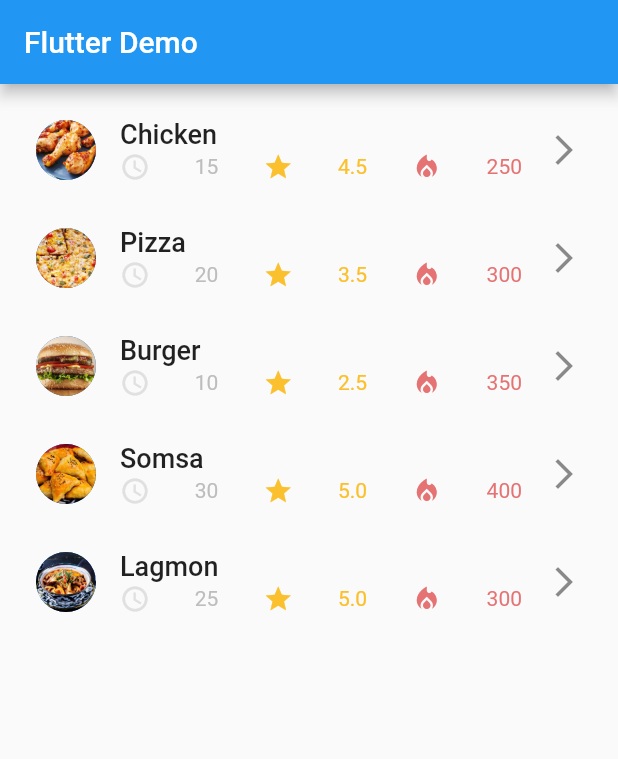
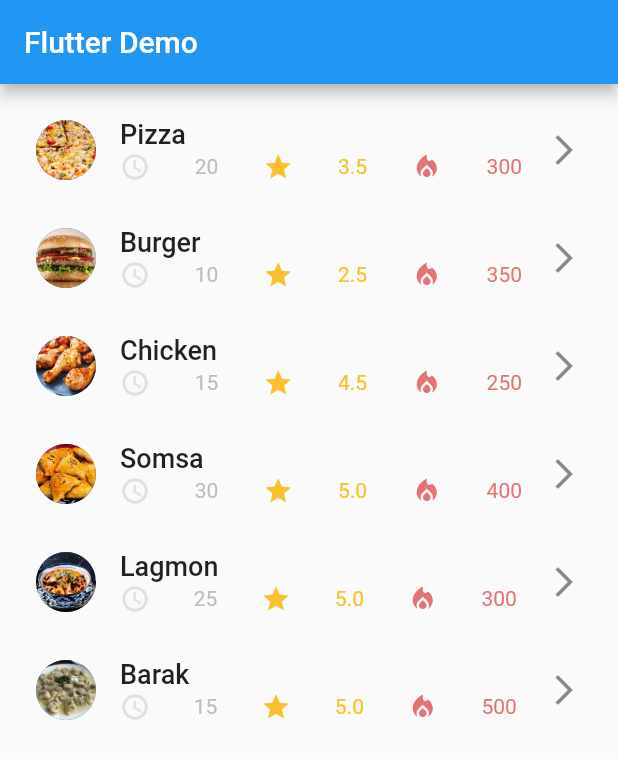
Before and after one commit to Shirinboyev/basic_recipe_app1, a Flutter app: the screen it shows after launch, on a phone screen of 412 x 824 dp. Shown: the top 759 px of the screen. Run offline on Flutter 3.47's test engine with Material 2 defaults, Android fonts, the phone set to English and light mode, and no system bars.

Commit message:
add Barak

```diff
--- a/lib/foodWidget.dart
+++ b/lib/foodWidget.dart
@@ -4,7 +4,8 @@ import 'package:flutter/material.dart';
     'Pizza' :{'time': '20', 'star':'3.5', 'cal':'300'},
     'Burger':{'time': '10', 'star':'2.5', 'cal':'350'},
     'Somsa' :{'time': '30', 'star':'5.0', 'cal':'400'},
-    'Lagmon': {'time': '25', 'star':'5.0', 'cal':'300'},
+    'Lagmon': {'time': '25', 'star':'5.0', 'cal':'300 '},
+    'Barak': {'time': '15', 'star':'5.0', 'cal':'500 '},
    };
 
 
--- a/lib/main.dart
+++ b/lib/main.dart
@@ -14,11 +14,12 @@ class HomePage extends StatefulWidget {
 
 class _HomePageState extends State<HomePage> {
   List foods = [
-    'Chicken',
     'Pizza',
     'Burger',
+    'Chicken',
     'Somsa',
     'Lagmon',
+    'Barak',
   ];
   List<Widget> getFood(foods) {
     List<Widget> foodList = [];
```
Also changed, not shown: images/Barak.png (added).
